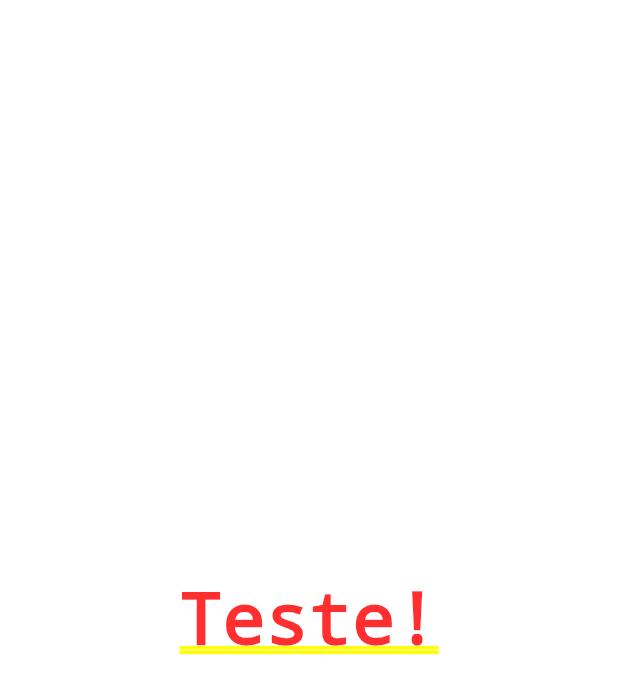
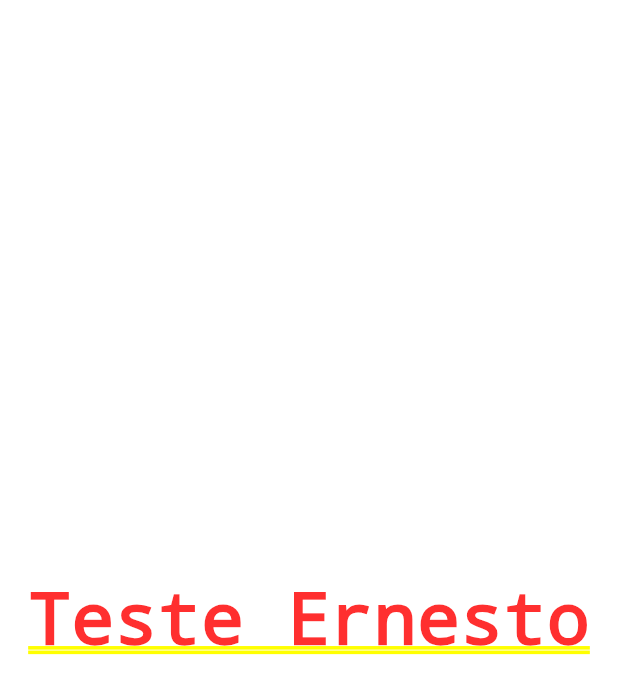
Before and after one commit to 41SergioF/amparo, a Flutter app: the screen it shows after launch, on a phone screen of 412 x 824 dp. Shown: the top 694 px of the screen. Run offline on Flutter 3.47's test engine with Material 2 defaults, Android fonts, the phone set to English and light mode, and no system bars.

Commit message:
Teste Commmit

```diff
--- a/amparo/lib/screen/home_page.dart
+++ b/amparo/lib/screen/home_page.dart
@@ -11,7 +11,7 @@ class _HomePageState extends State<HomePage> {
   @override
   Widget build(BuildContext context) {
     return const Center(
-      child: Text("Teste!"),
+      child: Text("Teste Ernesto"),
     );
   }
 }
```
